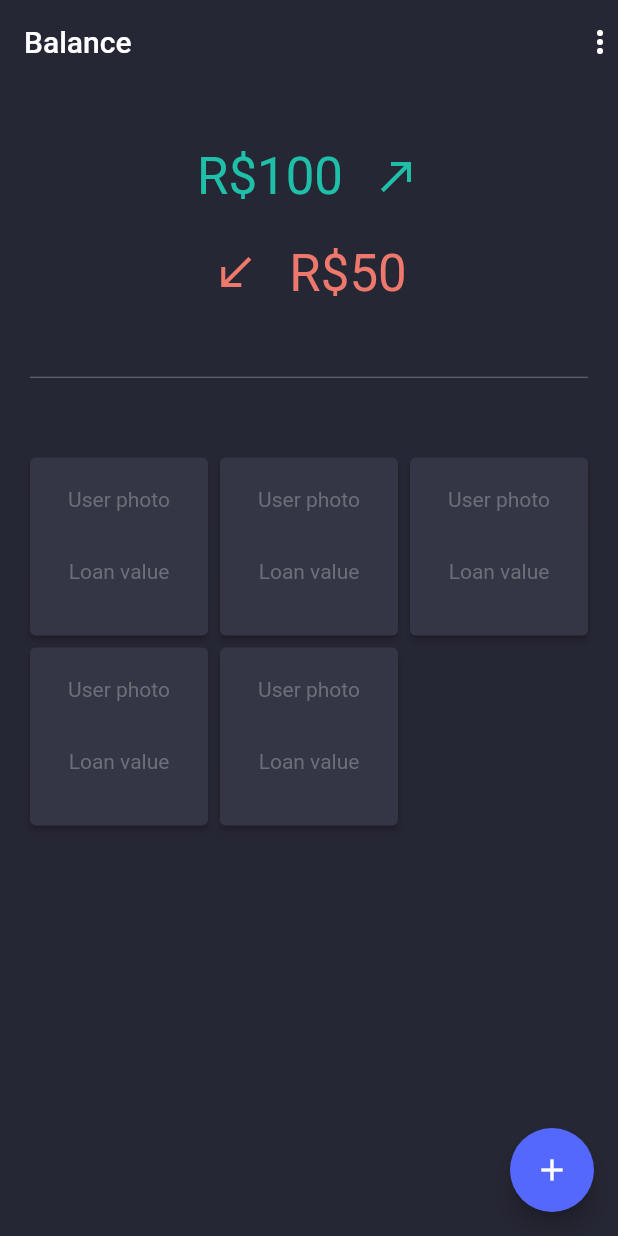
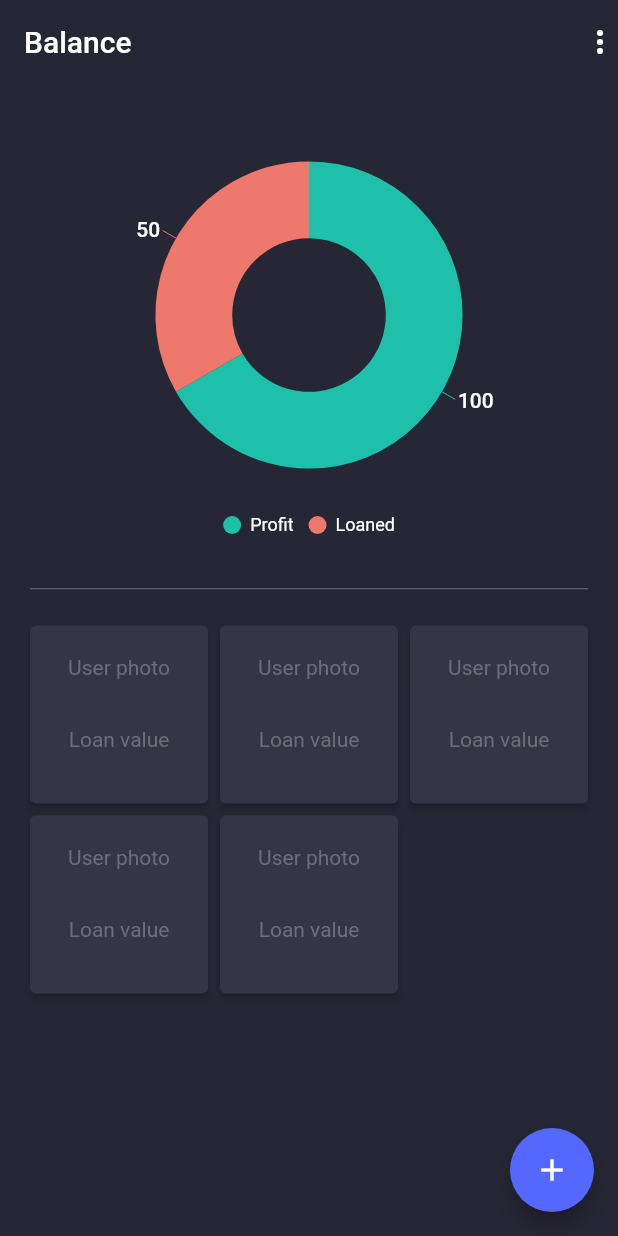
Before and after one commit to raphaelbarbosaqwerty/Agioapp, a Flutter app: the screen it shows after launch, on a phone screen of 412 x 824 dp. Run offline on Flutter 3.47's test engine with Material 2 defaults, Android fonts, the phone set to English and light mode, and no system bars; our stand-ins replace flutter_modular, google_fonts, mobx, syncfusion_flutter_charts; generated files the repository leaves out were written again.

Commit message:
Pie chart for profit/loaned and fix overflow at debts list

```diff
--- /dev/null
+++ b/agioapp/lib/app/modules/home/balancechart/balance_chart.dart
@@ -0,0 +1,42 @@
+import 'package:agioapp/app/modules/home/model/balance_data.dart';
+import 'package:agioapp/app/utils/atomic/atomic.dart';
+import 'package:flutter/cupertino.dart';
+import 'package:flutter/material.dart';
+import 'package:syncfusion_flutter_charts/charts.dart';
+
+class BalanceChart extends StatelessWidget {
+  final List<BalanceData> balanceData;
+
+  const BalanceChart({required this.balanceData});
+
+  @override
+  Widget build(BuildContext context) {
+    var textTheme = Theme.of(context).textTheme;
+    return Container(
+      child: Center(
+        child: SfCircularChart(
+          legend: Legend(
+              isVisible: true,
+              position: LegendPosition.bottom,
+              textStyle: textTheme.bodyText2
+                  ?.copyWith(fontSize: 12, color: Colors.white)),
+          series: <CircularSeries>[
+            DoughnutSeries<BalanceData, String>(
+                dataSource: balanceData,
+                pointColorMapper: (BalanceData data, _) => data.color,
+                xValueMapper: (BalanceData data, _) => data.x,
+                yValueMapper: (BalanceData data, _) => data.y,
+                dataLabelSettings: DataLabelSettings(
+                  isVisible: true,
+                  labelPosition: ChartDataLabelPosition.outside,
+                  connectorLineSettings: ConnectorLineSettings(
+                    type: ConnectorType.curve,
+                  ),
+                  textStyle: textTheme.bodyText1!.copyWith(color: Colors.white),
+                ))
+          ],
+        ),
+      ),
+    );
+  }
+}
--- a/agioapp/lib/app/modules/home/gauge/balance_gauge.dart
+++ /dev/null
@@ -1,48 +0,0 @@
-import 'dart:math';
-
-import 'package:charts_flutter/flutter.dart' as charts;
-import 'package:flutter/cupertino.dart';
-
-class BalanceGauge extends StatelessWidget {
-  final List<charts.Series> seriesList;
-  final bool animate;
-  final double wealth;
-  final double loaned;
-
-  BalanceGauge(this.seriesList,
-      {required this.animate, required this.wealth, required this.loaned})
-
-  @override
-  Widget build(BuildContext context) {
-    return new charts.PieChart(
-        seriesList,
-        animate: animate,
-        defaultRenderer: new charts.ArcRendererConfig(
-          arcWidth: 30, startAngle: 4 / 5 * pi, arcLength: 7 / 5 * pi
-        ),
-    );
-  }
-
-  static List<charts.Series<GaugeSegment, String>> _createSampleDate() {
-      final data = [
-        new GaugeSegment("Sexo", 75),
-        new GaugeSegment("Sexo 2", 30)
-      ];
-
-      return [
-        new charts.Series(
-            id: 'Segments',
-            data: data,
-            domainFn: (GaugeSegment segment, _) => segment.segment,
-            measureFn: (GaugeSegment segment, _) => segment.size)
-      ];
-  }
-
-}
-
-class GaugeSegment {
-  final String segment;
-  final int size;
-
-  GaugeSegment(this.segment, this.size);
-}
--- a/agioapp/lib/app/modules/home/home_page.dart
+++ b/agioapp/lib/app/modules/home/home_page.dart
@@ -1,3 +1,4 @@
+import 'package:agioapp/app/modules/home/balancechart/balance_chart.dart';
 import 'package:agioapp/app/modules/home/list/debt_list.dart';
 import 'package:agioapp/app/utils/atomic/atomic.dart';
 import 'package:flutter/material.dart';
@@ -36,59 +37,27 @@ class _HomePageState extends ModularState<HomePage, HomeStore> {
           ),
         ],
       ),
-      body: Container(
+      body: SingleChildScrollView(
+        child: Container(
           padding: EdgeInsets.all(16),
           child: Column(
             children: [
-            Column(
-              children: [
-                Row(
-                  mainAxisAlignment: MainAxisAlignment.center,
-                  children: [
-                    SizedBox(height: 90),
-                    Padding(
-                      padding: EdgeInsets.only(right: 20),
-                      child: Text("R\$100",
-                          style: textTheme.headline4
-                              ?.copyWith(color: Atomic.profit)),
+              Container(
+                child: BalanceChart(balanceData: store.getBalanceData()),
               ),
-                    Icon(
-                      Icons.call_made,
-                      color: Atomic.profit,
-                      size: 32,
-                    )
-                  ],
-                ),
-                Row(
-                  mainAxisAlignment: MainAxisAlignment.center,
-                  children: [
-                    Padding(
-                      padding: EdgeInsets.only(right: 20),
-                      child: Icon(
-                        Icons.south_west,
-                        color: Atomic.fever,
-                        size: 32,
-                      ),
-                    ),
-                    Text("R\$50",
-                        style:
-                            textTheme.headline4?.copyWith(color: Atomic.fever))
-                  ],
-                )
-              ],
-            ),
-            const SizedBox(height: 49),
+              const SizedBox(height: 20),
               Container(
                 padding: EdgeInsets.symmetric(horizontal: 4),
                 child: Divider(
                   height: 1,
                 ),
               ),
-            const SizedBox(height: 49),
+              const SizedBox(height: 20),
               Container(
                 child: DebtList(debts: store.debtList),
               )
             ],
+          ),
         ),
       ),
       floatingActionButton: FloatingActionButton(
--- a/agioapp/lib/app/modules/home/home_store.dart
+++ b/agioapp/lib/app/modules/home/home_store.dart
@@ -1,3 +1,5 @@
+import 'package:agioapp/app/modules/home/model/balance_data.dart';
+import 'package:agioapp/app/utils/atomic/atomic.dart';
 import 'package:mobx/mobx.dart';
 
 part 'home_store.g.dart';
@@ -23,4 +25,11 @@ abstract class HomeStoreBase with Store {
       "Sexo 4"
     ];
   }
+
+  List<BalanceData> getBalanceData() {
+    return [
+      BalanceData("Profit", 100, Atomic.profit),
+      BalanceData("Loaned", 50, Atomic.fever)
+    ];
+  }
 }
--- /dev/null
+++ b/agioapp/lib/app/modules/home/model/balance_data.dart
@@ -0,0 +1,9 @@
+import 'dart:ui';
+
+class BalanceData {
+  BalanceData(this.x, this.y, this.color);
+
+  final String x;
+  final double y;
+  final Color? color;
+}
--- a/agioapp/pubspec.yaml
+++ b/agioapp/pubspec.yaml
@@ -39,7 +39,7 @@ dependencies:
   mobx: ^2.0.4
   flutter_mobx: ^2.0.2
   build_runner: ^2.1.4
-  charts_flutter: ^0.11.0
+  syncfusion_flutter_charts: ^19.3.45+1
 
 dev_dependencies:
   flutter_test:
```
Lines whose indentation alone changed are shown as unchanged.
